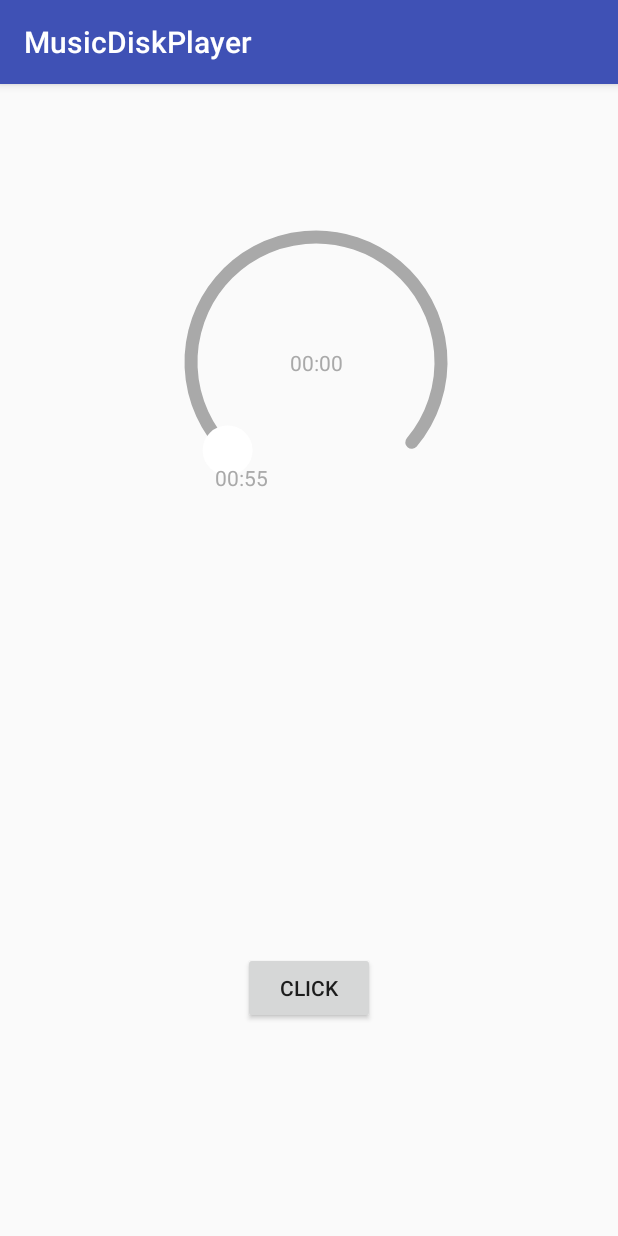
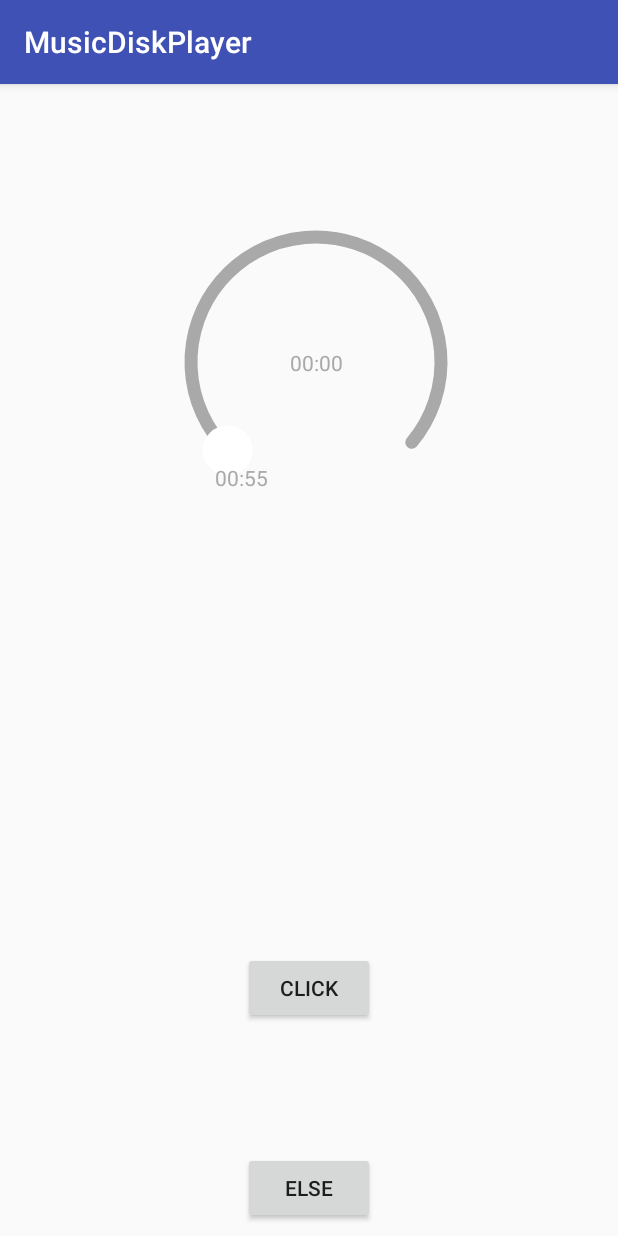
Before and after one commit to pokk/MusicDiskPlayer, an Android app: the screen it shows after launch (MainActivity), on a phone screen of 412 x 824 dp. Run offline under Robolectric (Android 15) with nearby library versions, the phone set to English and light mode, and no system bars; our stand-ins replace CircleImageView; libraries missing offline, so code that uses them is left out: com.devrapid.kotlinknifer; 2 statements that could not run were skipped.

```diff
--- a/build.gradle
+++ b/build.gradle
@@ -1,13 +1,13 @@
 // Top-level build file where you can add configuration options common to all sub-projects/modules.
 
 buildscript {
-    ext.kotlin_version = '1.1.60'
+    ext.kotlin_version = '1.2.0'
     repositories {
         google()
         jcenter()
     }
     dependencies {
-        classpath 'com.android.tools.build:gradle:3.0.0'
+        classpath 'com.android.tools.build:gradle:3.0.1'
         classpath "org.jetbrains.kotlin:kotlin-gradle-plugin:$kotlin_version"
 
         // NOTE: Do not place your application dependencies here; they belong
--- a/sample/src/main/AndroidManifest.xml
+++ b/sample/src/main/AndroidManifest.xml
@@ -1,5 +1,5 @@
 <?xml version="1.0" encoding="utf-8"?>
-<manifest package="com.devrapid.Example"
+<manifest package="com.devrapid.example"
           xmlns:android="http://schemas.android.com/apk/res/android">
 
     <application
@@ -9,7 +9,7 @@
         android:roundIcon="@mipmap/ic_launcher_round"
         android:supportsRtl="true"
         android:theme="@style/AppTheme">
-        <activity android:name="com.devrapid.Example.MainActivity">
+        <activity android:name="com.devrapid.example.MainActivity">
             <intent-filter>
                 <action android:name="android.intent.action.MAIN"/>
                 <category android:name="android.intent.category.LAUNCHER"/>
--- a/sample/src/main/java/com/devrapid/Example/MainActivity.kt
+++ b/sample/src/main/java/com/devrapid/example/MainActivity.kt
@@ -1,9 +1,10 @@
-package com.devrapid.Example
+package com.devrapid.example
 
 import android.os.Bundle
 import android.support.v7.app.AppCompatActivity
 import com.devrapid.kotlinknifer.logw
 import kotlinx.android.synthetic.main.activity_main.btn_click
+import kotlinx.android.synthetic.main.activity_main.btn_else
 import kotlinx.android.synthetic.main.activity_main.rotatedCircleImageView
 
 class MainActivity: AppCompatActivity() {
@@ -28,5 +29,8 @@ class MainActivity: AppCompatActivity() {
             time += 10
             rotatedCircleImageView.endTime = time
         }
+        btn_else.setOnClickListener {
+            rotatedCircleImageView.startTime += 5
+        }
     }
 }
--- a/sample/src/main/res/layout/activity_main.xml
+++ b/sample/src/main/res/layout/activity_main.xml
@@ -5,7 +5,7 @@
     xmlns:tools="http://schemas.android.com/tools"
     android:layout_width="match_parent"
     android:layout_height="match_parent"
-    tools:context="com.devrapid.Example.MainActivity">
+    tools:context="com.devrapid.example.MainActivity">
 
     <TextView
         android:id="@+id/textView"
@@ -46,4 +46,14 @@
         app:layout_constraintEnd_toEndOf="parent"
         app:layout_constraintStart_toStartOf="parent"
         app:layout_constraintTop_toBottomOf="@+id/textView"/>
+
+    <Button
+        android:id="@+id/btn_else"
+        android:layout_width="wrap_content"
+        android:layout_height="wrap_content"
+        android:layout_marginBottom="8dp"
+        android:text="else"
+        app:layout_constraintBottom_toBottomOf="parent"
+        app:layout_constraintLeft_toLeftOf="parent"
+        app:layout_constraintRight_toRightOf="parent"/>
 </android.support.constraint.ConstraintLayout>
```
